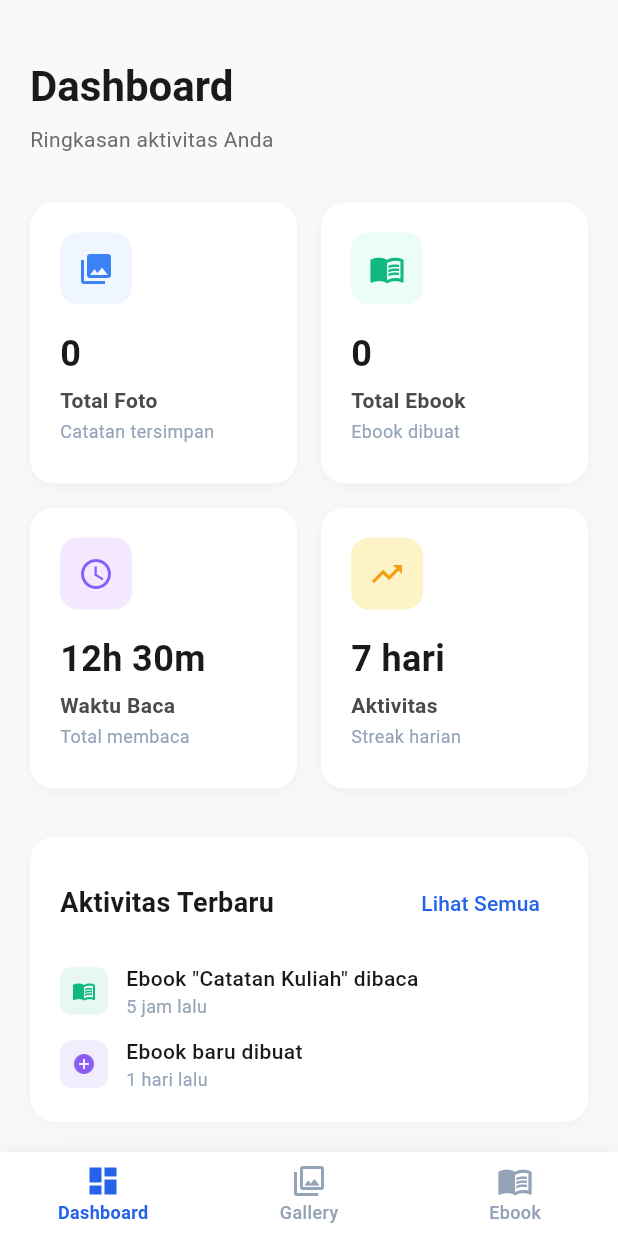
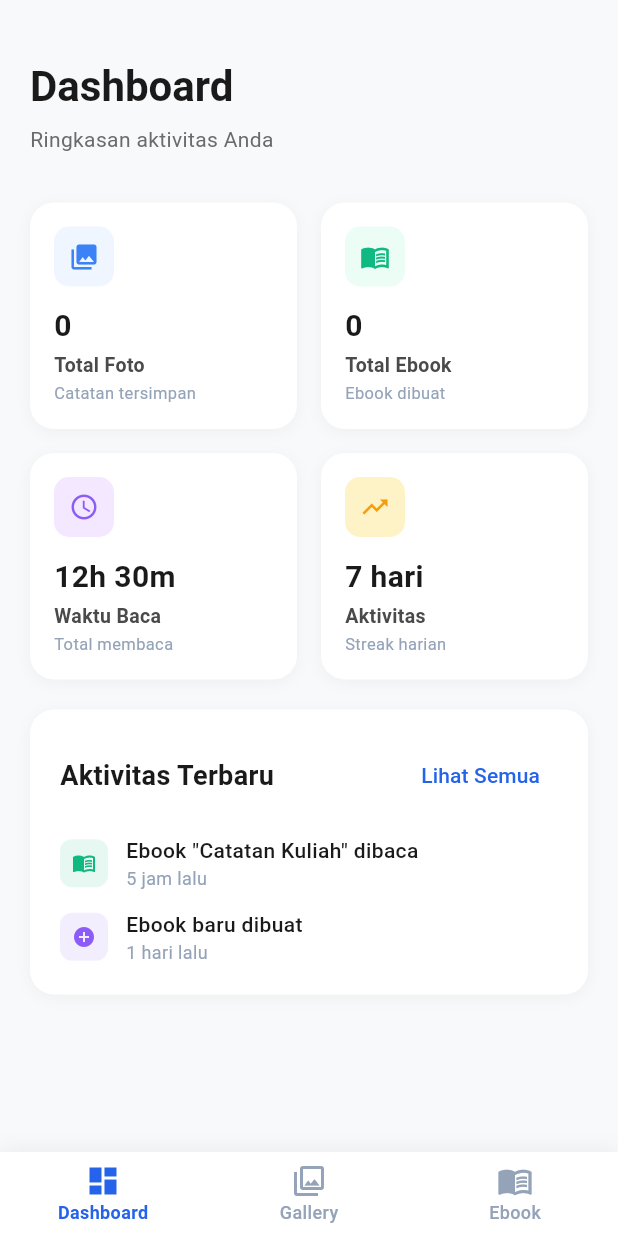
Before and after one commit to Alpinnnn/yupiread, a Flutter app: the screen it shows after launch, on a phone screen of 412 x 824 dp. Run offline on Flutter 3.47's test engine with Material 3 defaults, Android fonts, the phone set to English and light mode, and no system bars; our stand-ins replace file_picker, image_picker, share_plus, shared_preferences; missing offline and left inert: syncfusion_flutter_pdfviewer; Roboto replaces fonts that are missing (SF Pro Display).

Commit message:
Dashboar Statistic Card Scaling Fix

```diff
--- a/lib/screens/dashboard_screen.dart
+++ b/lib/screens/dashboard_screen.dart
@@ -24,7 +24,7 @@ class _DashboardScreenState extends State<DashboardScreen> {
     return Scaffold(
       backgroundColor: const Color(0xFFF8F9FA),
       body: SafeArea(
-        child: Padding(
+        child: SingleChildScrollView(
           padding: const EdgeInsets.all(20.0),
           child: Column(
             crossAxisAlignment: CrossAxisAlignment.start,
@@ -40,14 +40,20 @@ class _DashboardScreenState extends State<DashboardScreen> {
                 style: Theme.of(context).textTheme.bodyMedium,
               ),
               const SizedBox(height: 32),
-              Expanded(
-                child: GridView.count(
-                  crossAxisCount: 2,
-                  crossAxisSpacing: 16,
-                  mainAxisSpacing: 16,
-                  childAspectRatio: 0.95,
+              // Statistics Cards with responsive layout
+              LayoutBuilder(
+                builder: (context, constraints) {
+                  final screenWidth = constraints.maxWidth;
+                  final cardWidth =
+                      (screenWidth - 16) / 2; // 2 columns with spacing
+
+                  return Wrap(
+                    spacing: 16,
+                    runSpacing: 16,
                     children: [
-                    _buildStatCard(
+                      SizedBox(
+                        width: cardWidth,
+                        child: _buildStatCard(
                           context,
                           icon: Icons.photo_library,
                           title: 'Total Foto',
@@ -56,7 +62,10 @@ class _DashboardScreenState extends State<DashboardScreen> {
                           color: const Color(0xFF3B82F6),
                           backgroundColor: const Color(0xFFEFF6FF),
                         ),
-                    _buildStatCard(
+                      ),
+                      SizedBox(
+                        width: cardWidth,
+                        child: _buildStatCard(
                           context,
                           icon: Icons.menu_book,
                           title: 'Total Ebook',
@@ -65,7 +74,10 @@ class _DashboardScreenState extends State<DashboardScreen> {
                           color: const Color(0xFF10B981),
                           backgroundColor: const Color(0xFFECFDF5),
                         ),
-                    _buildStatCard(
+                      ),
+                      SizedBox(
+                        width: cardWidth,
+                        child: _buildStatCard(
                           context,
                           icon: Icons.schedule,
                           title: 'Waktu Baca',
@@ -74,7 +86,10 @@ class _DashboardScreenState extends State<DashboardScreen> {
                           color: const Color(0xFF8B5CF6),
                           backgroundColor: const Color(0xFFF3E8FF),
                         ),
-                    _buildStatCard(
+                      ),
+                      SizedBox(
+                        width: cardWidth,
+                        child: _buildStatCard(
                           context,
                           icon: Icons.trending_up,
                           title: 'Aktivitas',
@@ -83,8 +98,10 @@ class _DashboardScreenState extends State<DashboardScreen> {
                           color: const Color(0xFFF59E0B),
                           backgroundColor: const Color(0xFFFEF3C7),
                         ),
+                      ),
                     ],
-                ),
+                  );
+                },
               ),
               const SizedBox(height: 20),
               _buildRecentActivity(context),
@@ -105,7 +122,7 @@ class _DashboardScreenState extends State<DashboardScreen> {
     required Color backgroundColor,
   }) {
     return Container(
-      padding: const EdgeInsets.all(20),
+      padding: const EdgeInsets.all(16),
       decoration: BoxDecoration(
         color: Colors.white,
         borderRadius: BorderRadius.circular(16),
@@ -119,37 +136,44 @@ class _DashboardScreenState extends State<DashboardScreen> {
       ),
       child: Column(
         crossAxisAlignment: CrossAxisAlignment.start,
+        mainAxisSize: MainAxisSize.min,
         children: [
           Container(
-            padding: const EdgeInsets.all(12),
+            padding: const EdgeInsets.all(10),
             decoration: BoxDecoration(
               color: backgroundColor,
-              borderRadius: BorderRadius.circular(12),
+              borderRadius: BorderRadius.circular(10),
             ),
-            child: Icon(icon, color: color, size: 24),
+            child: Icon(icon, color: color, size: 20),
           ),
-          const SizedBox(height: 16),
+          const SizedBox(height: 12),
           Text(
             value,
             style: const TextStyle(
-              fontSize: 24,
+              fontSize: 20,
               fontWeight: FontWeight.bold,
               color: Color(0xFF1A1A1A),
             ),
+            maxLines: 1,
+            overflow: TextOverflow.ellipsis,
           ),
-          const SizedBox(height: 4),
+          const SizedBox(height: 2),
           Text(
             title,
             style: const TextStyle(
-              fontSize: 14,
+              fontSize: 13,
               fontWeight: FontWeight.w600,
               color: Color(0xFF4A4A4A),
             ),
+            maxLines: 1,
+            overflow: TextOverflow.ellipsis,
           ),
-          const SizedBox(height: 2),
+          const SizedBox(height: 1),
           Text(
             subtitle,
-            style: const TextStyle(fontSize: 12, color: Color(0xFF94A3B8)),
+            style: const TextStyle(fontSize: 11, color: Color(0xFF94A3B8)),
+            maxLines: 1,
+            overflow: TextOverflow.ellipsis,
           ),
         ],
       ),
--- a/pubspec.yaml
+++ b/pubspec.yaml
@@ -16,6 +16,7 @@ dependencies:
   file_picker: ^6.1.1
   syncfusion_flutter_pdfviewer: ^24.1.41
   uuid: ^4.2.1
+  flutter_dotenv: ^5.1.0
 
 dev_dependencies:
   flutter_test:
```
Also changed, not shown: pubspec.lock. Lines whose indentation alone changed are shown as unchanged.
